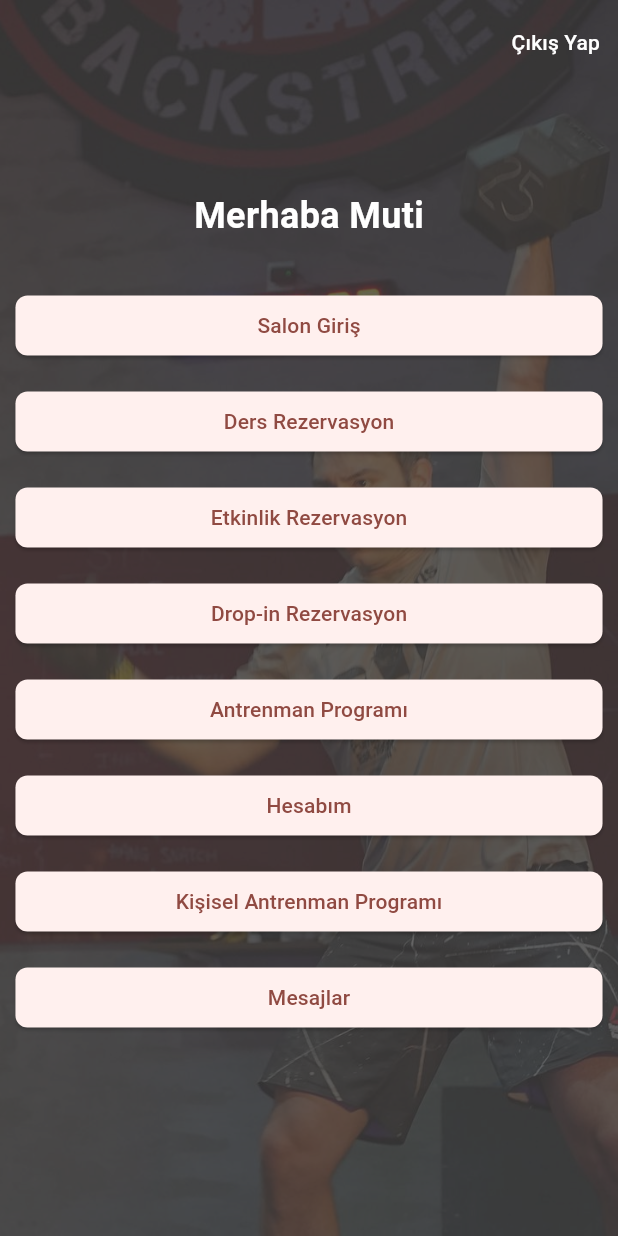
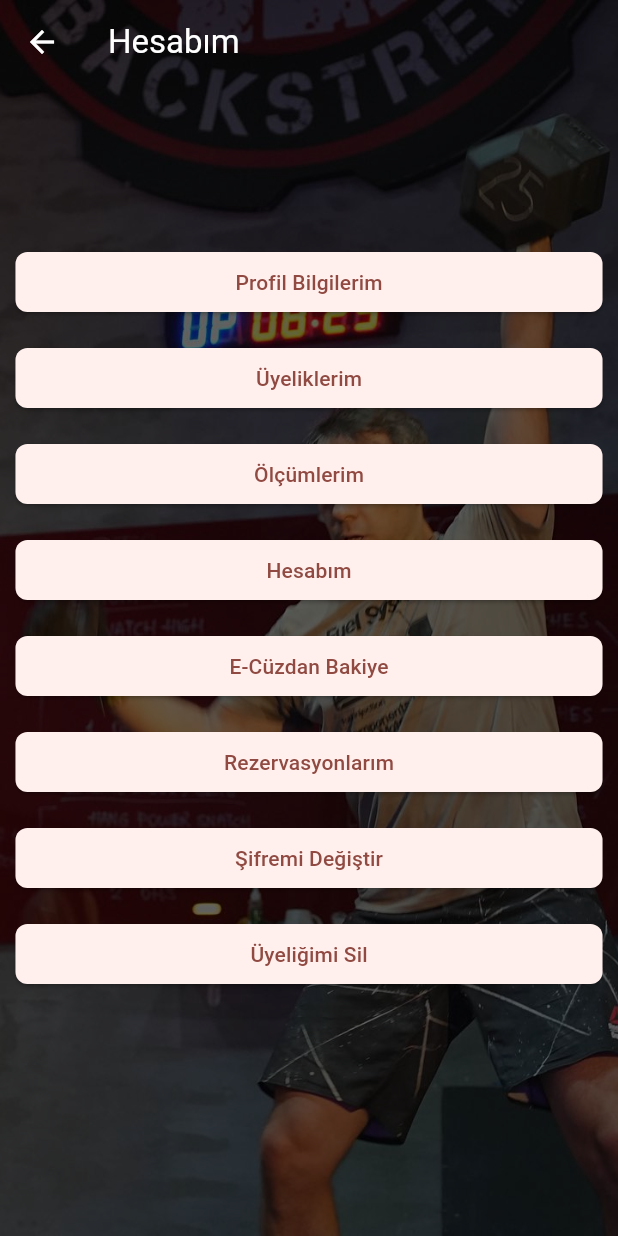
Before and after one commit to muticansel/crossfit_app, a Flutter app: the Home screen opened directly, after a tap on "Hesabım", on a phone screen of 412 x 824 dp. Run offline on Flutter 3.47's test engine with Material 3 defaults, Android fonts, the phone set to English and light mode, and no system bars.

Commit message:
feat: add my_account screen

```diff
--- a/lib/src/views/home/home_screen.dart
+++ b/lib/src/views/home/home_screen.dart
@@ -1,4 +1,5 @@
 import 'package:flutter/material.dart';
+import 'package:crossfit_app/src/views/my_account/my_account_screen.dart';
 import 'package:crossfit_app/src/views/login/login_screen.dart';
 
 class Home extends StatelessWidget {
@@ -75,7 +76,13 @@ class Home extends StatelessWidget {
                         0.95, // Ekran genişliğinin %95'i
                     child: ElevatedButton(
                       onPressed: () {
-                        // Butona basıldığında yapılacak işlemler
+                        if (buttonLabel == 'Hesabım') {
+                          Navigator.push(
+                            context,
+                            MaterialPageRoute(
+                                builder: (context) => const MyAccount()),
+                          );
+                        }
                       },
                       style: ElevatedButton.styleFrom(
                         shape: RoundedRectangleBorder(
--- /dev/null
+++ b/lib/src/views/my_account/my_account_screen.dart
@@ -0,0 +1,71 @@
+import 'package:flutter/material.dart';
+
+class MyAccount extends StatelessWidget {
+  const MyAccount({super.key});
+
+  @override
+  Widget build(BuildContext context) {
+    final List<String> accountButtonLabels = [
+      'Profil Bilgilerim',
+      'Üyeliklerim',
+      'Ölçümlerim',
+      'Hesabım',
+      'E-Cüzdan Bakiye',
+      'Rezervasyonlarım',
+      'Şifremi Değiştir',
+      'Üyeliğimi Sil',
+    ];
+
+    return Scaffold(
+      extendBodyBehindAppBar: true,
+      appBar: AppBar(
+        title: const Text('Hesabım', style: TextStyle(color: Colors.white)),
+        backgroundColor: Colors.transparent,
+        elevation: 0,
+        leading: IconButton(
+          icon: const Icon(Icons.arrow_back,
+              color: Colors.white), // Sol ok simgesi ve rengi
+          onPressed: () {
+            Navigator.pop(context);
+          },
+        ),
+      ),
+      body: Stack(
+        fit: StackFit.expand,
+        children: <Widget>[
+          Image.asset(
+            'assets/home_bg.jpg',
+            fit: BoxFit.cover,
+          ),
+          Container(
+            color: Colors.black.withOpacity(0.6),
+          ),
+          Center(
+            child: Column(
+              mainAxisAlignment: MainAxisAlignment.center,
+              children: accountButtonLabels.map((buttonLabel) {
+                return Padding(
+                  padding: const EdgeInsets.symmetric(vertical: 8.0),
+                  child: SizedBox(
+                    width: MediaQuery.of(context).size.width * 0.95,
+                    child: ElevatedButton(
+                      onPressed: () {
+                        // Butona basıldığında yapılacak işlemler
+                      },
+                      style: ElevatedButton.styleFrom(
+                        shape: RoundedRectangleBorder(
+                          borderRadius: BorderRadius.circular(8.0),
+                        ),
+                      ),
+                      child: Text(buttonLabel),
+                    ),
+                  ),
+                );
+              }).toList(),
+            ),
+          ),
+        ],
+      ),
+    );
+  }
+}
```
